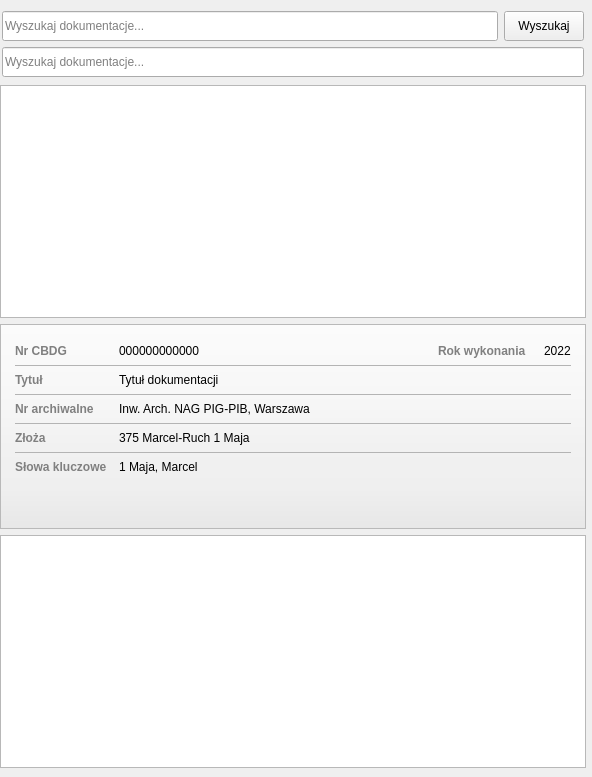
First picture: the form in nag_archmap_dockwidget_base.ui, repository dszrek/NAG_ArchMap, before the edit.
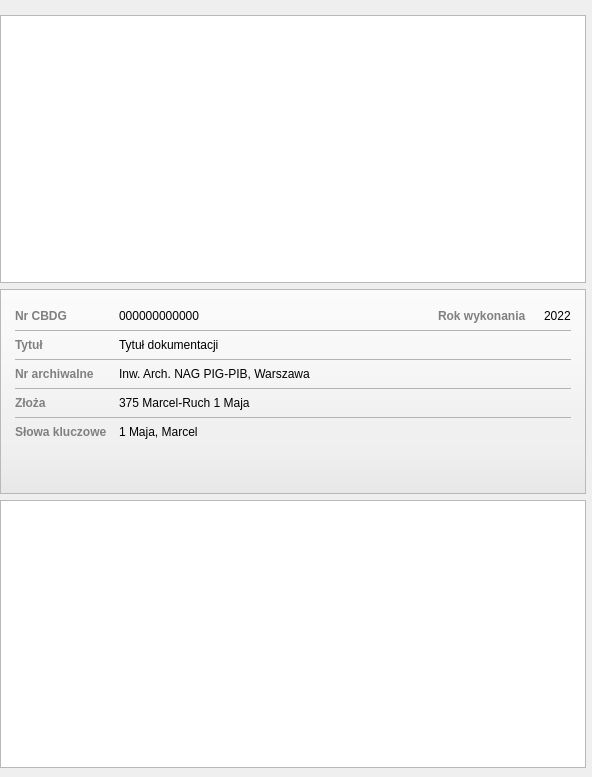
Second picture: the form after the edit. Custom widgets are drawn as their Qt base class.

Commit message: Refaktoring ui wyszukiwarki dokumentacji, dodanie przycisku czyszczenia wyszukiwania

What changed in the file:
```diff
--- a/nag_archmap_dockwidget_base.ui
+++ b/nag_archmap_dockwidget_base.ui
@@ -69,105 +69,6 @@
        <property name="bottomMargin">
         <number>0</number>
        </property>
-       <item>
-        <widget class="QFrame" name="frm_search_1">
-         <property name="frameShape">
-          <enum>QFrame::NoFrame</enum>
-         </property>
-         <property name="frameShadow">
-          <enum>QFrame::Raised</enum>
-         </property>
-         <layout class="QHBoxLayout" name="horizontalLayout">
-          <property name="leftMargin">
-           <number>2</number>
-          </property>
-          <property name="topMargin">
-           <number>2</number>
-          </property>
-          <property name="rightMargin">
-           <number>2</number>
-          </property>
-          <property name="bottomMargin">
-           <number>2</number>
-          </property>
-          <item>
-           <widget class="QLineEdit" name="le_search">
-            <property name="minimumSize">
-             <size>
-              <width>0</width>
-              <height>30</height>
-             </size>
-            </property>
-            <property name="placeholderText">
-             <string>Wyszukaj dokumentacje...</string>
-            </property>
-           </widget>
-          </item>
-          <item>
-           <widget class="QPushButton" name="btn_search">
-            <property name="minimumSize">
-             <size>
-              <width>0</width>
-              <height>30</height>
-             </size>
-            </property>
-            <property name="text">
-             <string>Wyszukaj</string>
-            </property>
-           </widget>
-          </item>
-         </layout>
-        </widget>
-       </item>
-       <item>
-        <widget class="QFrame" name="frm_search_2">
-         <property name="frameShape">
-          <enum>QFrame::NoFrame</enum>
-         </property>
-         <property name="frameShadow">
-          <enum>QFrame::Raised</enum>
-         </property>
-         <layout class="QVBoxLayout" name="verticalLayout_4">
-          <property name="leftMargin">
-           <number>2</number>
-          </property>
-          <property name="topMargin">
-           <number>2</number>
-          </property>
-          <property name="rightMargin">
-           <number>2</number>
-          </property>
-          <property name="bottomMargin">
-           <number>2</number>
-          </property>
-          <item>
-           <widget class="QgsFilterLineEdit" name="le_filter_search">
-            <property name="minimumSize">
-             <size>
-              <width>0</width>
-              <height>30</height>
-             </size>
-            </property>
-            <property name="placeholderText">
-             <string>Wyszukaj dokumentacje...</string>
-            </property>
-            <property name="clearButtonEnabled">
-             <bool>false</bool>
-            </property>
-            <property name="showSearchIcon">
-             <bool>true</bool>
-            </property>
-            <property name="showSpinner">
-             <bool>false</bool>
-            </property>
-            <property name="qgisRelation" stdset="0">
-             <string notr="true"/>
-            </property>
-           </widget>
-          </item>
-         </layout>
-        </widget>
-       </item>
       </layout>
      </widget>
     </item>
@@ -581,13 +482,6 @@
    </layout>
   </widget>
  </widget>
- <customwidgets>
-  <customwidget>
-   <class>QgsFilterLineEdit</class>
-   <extends>QLineEdit</extends>
-   <header>qgsfilterlineedit.h</header>
-  </customwidget>
- </customwidgets>
  <resources/>
  <connections/>
 </ui>
```
The commit also changes 4 other files.
